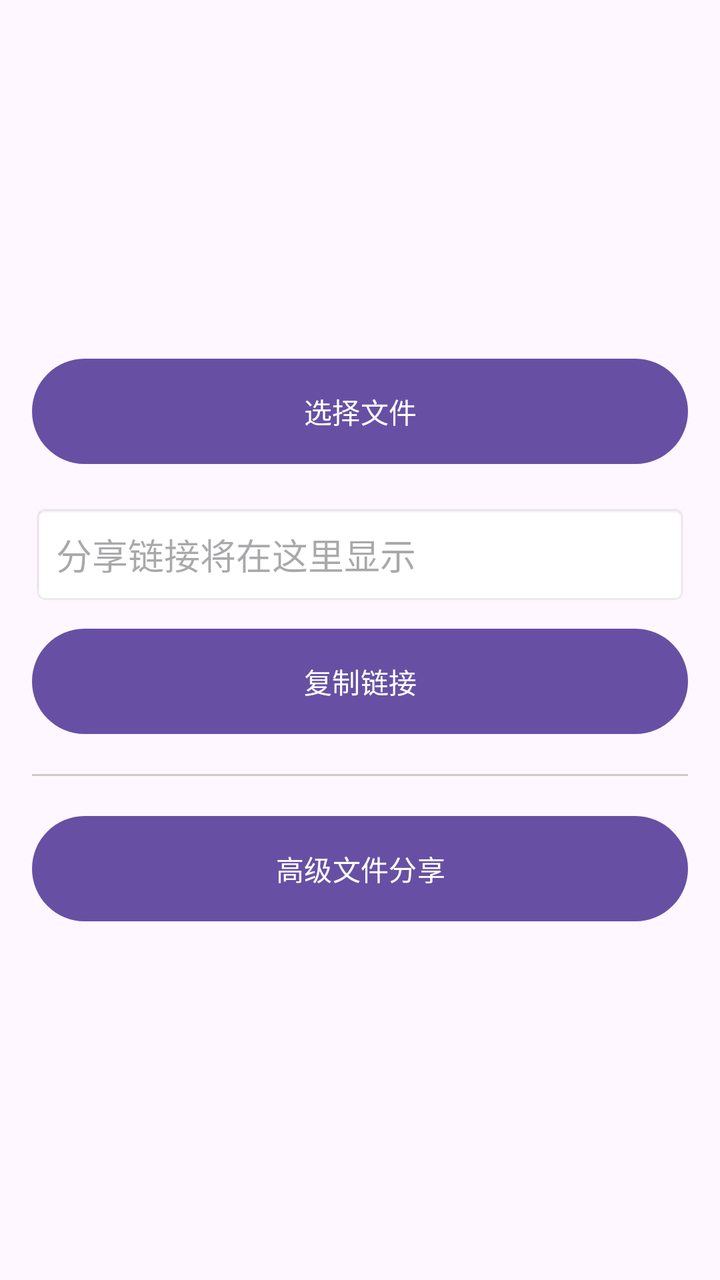
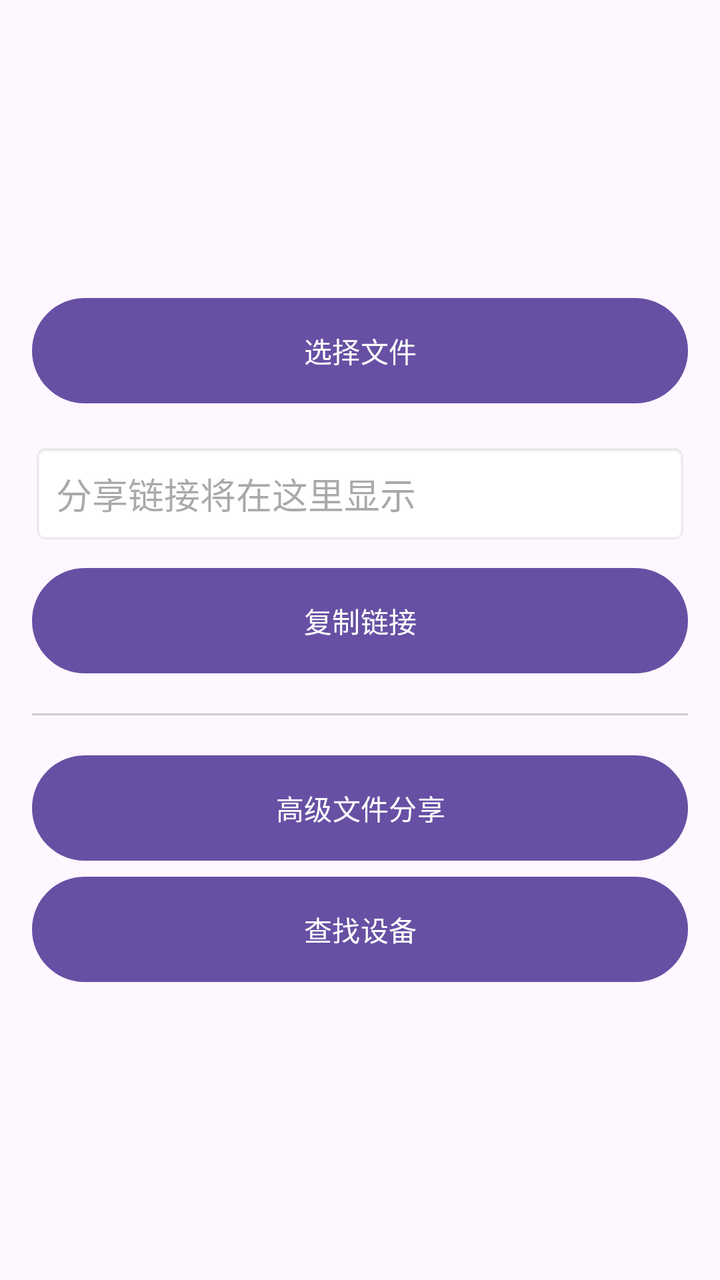

The first picture is an Android layout as it rendered before a commit; the second is the same layout after the commit. The layout source and the unified diff follow.
<!-- AndroidManifest.xml: application theme Theme.QuickPass -->
<!-- res/layout/activity_main.xml -->
<?xml version="1.0" encoding="utf-8"?>
<androidx.constraintlayout.widget.ConstraintLayout xmlns:android="http://schemas.android.com/apk/res/android"
    xmlns:app="http://schemas.android.com/apk/res-auto"
    xmlns:tools="http://schemas.android.com/tools"
    android:id="@+id/main"
    android:layout_width="match_parent"
    android:layout_height="match_parent"
    tools:context=".views.main.MainActivity">

    <LinearLayout
        android:layout_width="match_parent"
        android:layout_height="wrap_content"
        android:orientation="vertical"
        android:padding="16dp"
        app:layout_constraintBottom_toBottomOf="parent"
        app:layout_constraintEnd_toEndOf="parent"
        app:layout_constraintStart_toStartOf="parent"
        app:layout_constraintTop_toTopOf="parent">

        <Button
            android:id="@+id/selectFileButton"
            android:layout_width="match_parent"
            android:layout_height="wrap_content"
            android:text="选择文件"
            android:padding="16dp" />

        <EditText
            android:id="@+id/shareUrlEditText"
            android:layout_width="match_parent"
            android:layout_height="wrap_content"
            android:layout_marginTop="16dp"
            android:padding="12dp"
            android:background="@android:drawable/editbox_background"
            android:hint="分享链接将在这里显示"
            android:textIsSelectable="true"
            android:focusable="false"
            android:inputType="none" />

        <Button
            android:id="@+id/copyButton"
            android:layout_width="match_parent"
            android:layout_height="wrap_content"
            android:layout_marginTop="8dp"
            android:text="复制链接"
            android:padding="16dp" />

        <View
            android:layout_width="match_parent"
            android:layout_height="1dp"
            android:background="#CCCCCC"
            android:layout_marginTop="16dp"
            android:layout_marginBottom="16dp" />

        <Button
            android:id="@+id/btnOpenFileShare"
            android:layout_width="match_parent"
            android:layout_height="wrap_content"
            android:text="高级文件分享"
            android:padding="16dp" />

    </LinearLayout>

</androidx.constraintlayout.widget.ConstraintLayout>
<!-- resources referenced by this layout -->
<resources>
  <style name="Theme.QuickPass" parent="Base.Theme.QuickPass" />
  <style name="Base.Theme.QuickPass" parent="Theme.Material3.DayNight.NoActionBar">
          
          
      </style>
</resources>

<!-- the commit's change to res/layout/activity_main.xml (unified diff, before → after) -->
@@ -58,6 +58,13 @@
             android:text="高级文件分享"
             android:padding="16dp" />
 
+        <Button
+            android:id="@+id/searchDeviceBtn"
+            android:layout_width="match_parent"
+            android:layout_height="wrap_content"
+            android:padding="16dp"
+            android:text="查找设备" />
+
     </LinearLayout>
 
 </androidx.constraintlayout.widget.ConstraintLayout>
